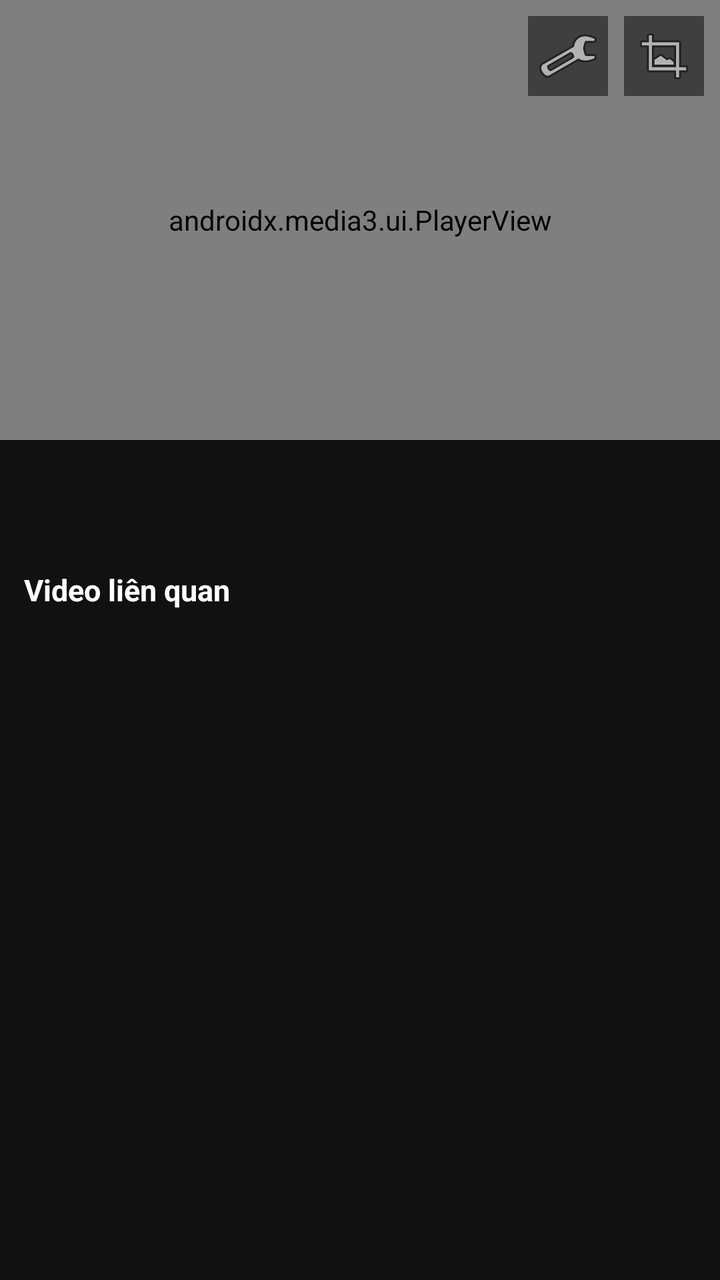
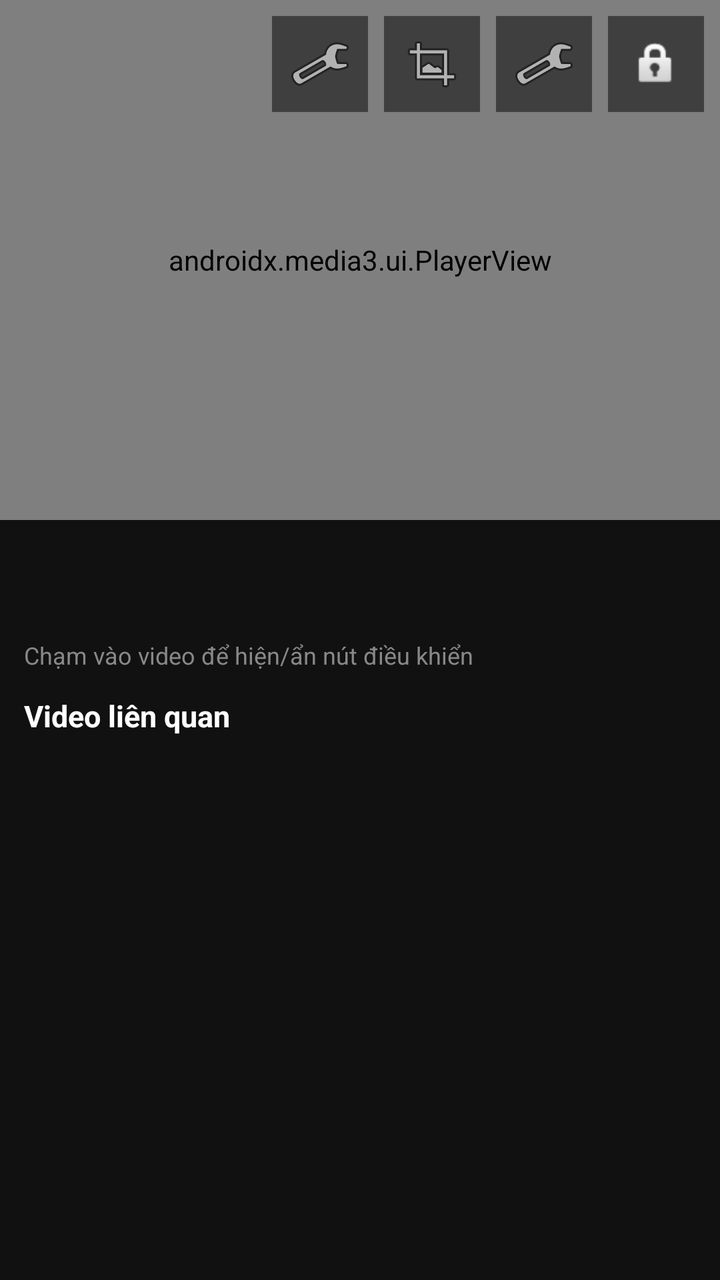

Two renders of the same Android screen: before a commit and after it. Below are the layout's source before the change and the commit's diff.
<!-- AndroidManifest.xml: application theme Theme.YoutubeLite -->
<!-- res/layout/activity_player.xml -->
<?xml version="1.0" encoding="utf-8"?>
<LinearLayout xmlns:android="http://schemas.android.com/apk/res/android"
    xmlns:app="http://schemas.android.com/apk/res-auto"
    android:layout_width="match_parent"
    android:layout_height="match_parent"
    android:orientation="vertical"
    android:background="#111">

    
    <FrameLayout
        android:id="@+id/player_frame"
        android:layout_width="match_parent"
        android:layout_height="wrap_content"
        android:background="#000">

        <androidx.media3.ui.PlayerView
            android:id="@+id/player_view"
            android:layout_width="match_parent"
            android:layout_height="220dp"
            app:show_buffering="when_playing"
            app:show_shuffle_button="false"
            app:surface_type="texture_view"
            app:resize_mode="fit" />

        
        <LinearLayout
            android:id="@+id/player_overlay_btns"
            android:layout_width="wrap_content"
            android:layout_height="wrap_content"
            android:layout_gravity="top|end"
            android:layout_margin="8dp"
            android:orientation="horizontal">

            <ImageButton
                android:id="@+id/quality_btn"
                android:layout_width="40dp"
                android:layout_height="40dp"
                android:background="#80000000"
                android:src="@android:drawable/ic_menu_preferences"
                android:contentDescription="Độ phân giải" />

            <ImageButton
                android:id="@+id/fullscreen_btn"
                android:layout_width="40dp"
                android:layout_height="40dp"
                android:layout_marginLeft="8dp"
                android:background="#80000000"
                android:src="@android:drawable/ic_menu_crop"
                android:contentDescription="Toàn màn hình" />
        </LinearLayout>

    </FrameLayout>

    
    <ScrollView
        android:id="@+id/player_scroll"
        android:layout_width="match_parent"
        android:layout_height="0dp"
        android:layout_weight="1"
        android:fillViewport="true">

        <LinearLayout
            android:layout_width="match_parent"
            android:layout_height="wrap_content"
            android:orientation="vertical"
            android:padding="12dp">

            <TextView
                android:id="@+id/player_title"
                android:layout_width="match_parent"
                android:layout_height="wrap_content"
                android:textColor="#FFF"
                android:textSize="15sp"
                android:textStyle="bold"
                android:maxLines="3"
                android:ellipsize="end" />

            <TextView
                android:id="@+id/player_meta"
                android:layout_width="match_parent"
                android:layout_height="wrap_content"
                android:layout_marginTop="4dp"
                android:textColor="#AAA"
                android:textSize="12sp"
                android:maxLines="2"
                android:ellipsize="end" />

            <TextView
                android:id="@+id/player_related_title"
                android:layout_width="match_parent"
                android:layout_height="wrap_content"
                android:layout_marginTop="12dp"
                android:text="Video liên quan"
                android:textColor="#FFF"
                android:textSize="15sp"
                android:textStyle="bold" />

            <TextView
                android:id="@+id/player_related_state"
                android:layout_width="match_parent"
                android:layout_height="wrap_content"
                android:textColor="#888"
                android:textSize="12sp"
                android:visibility="gone" />

            <LinearLayout
                android:id="@+id/player_related_container"
                android:layout_width="match_parent"
                android:layout_height="wrap_content"
                android:orientation="vertical" />

            <Button
                android:id="@+id/player_related_more_btn"
                android:layout_width="match_parent"
                android:layout_height="wrap_content"
                android:layout_marginTop="4dp"
                android:text="Xem thêm video liên quan"
                android:visibility="gone" />

        </LinearLayout>
    </ScrollView>

</LinearLayout>
<!-- resources referenced by this layout -->
<resources>
  <style name="Theme.YoutubeLite" parent="Theme.AppCompat.DayNight.DarkActionBar">
          <item name="colorPrimary">#CC0000</item>
          <item name="colorPrimaryDark">#990000</item>
          <item name="colorAccent">#CC0000</item>
      </style>
</resources>

<!-- the commit's change to res/layout/activity_player.xml (unified diff, before → after) -->
@@ -16,7 +16,7 @@
         <androidx.media3.ui.PlayerView
             android:id="@+id/player_view"
             android:layout_width="match_parent"
-            android:layout_height="220dp"
+            android:layout_height="260dp"
             app:show_buffering="when_playing"
             app:show_shuffle_button="false"
             app:surface_type="texture_view"
@@ -33,20 +33,40 @@
 
             <ImageButton
                 android:id="@+id/quality_btn"
-                android:layout_width="40dp"
-                android:layout_height="40dp"
+                android:layout_width="48dp"
+                android:layout_height="48dp"
                 android:background="#80000000"
                 android:src="@android:drawable/ic_menu_preferences"
                 android:contentDescription="Độ phân giải" />
 
             <ImageButton
                 android:id="@+id/fullscreen_btn"
-                android:layout_width="40dp"
-                android:layout_height="40dp"
+                android:layout_width="48dp"
+                android:layout_height="48dp"
                 android:layout_marginLeft="8dp"
                 android:background="#80000000"
                 android:src="@android:drawable/ic_menu_crop"
                 android:contentDescription="Toàn màn hình" />
+
+            
+            
+            <ImageButton
+                android:id="@+id/player_settings_btn"
+                android:layout_width="48dp"
+                android:layout_height="48dp"
+                android:layout_marginLeft="8dp"
+                android:background="#80000000"
+                android:src="@android:drawable/ic_menu_manage"
+                android:contentDescription="Cài đặt" />
+
+            <ImageButton
+                android:id="@+id/rotate_lock_btn"
+                android:layout_width="48dp"
+                android:layout_height="48dp"
+                android:layout_marginLeft="8dp"
+                android:background="#80000000"
+                android:src="@android:drawable/ic_lock_idle_lock"
+                android:contentDescription="Khóa xoay" />
         </LinearLayout>
 
     </FrameLayout>
@@ -70,7 +90,7 @@
                 android:layout_width="match_parent"
                 android:layout_height="wrap_content"
                 android:textColor="#FFF"
-                android:textSize="15sp"
+                android:textSize="16sp"
                 android:textStyle="bold"
                 android:maxLines="3"
                 android:ellipsize="end" />
@@ -80,10 +100,42 @@
                 android:layout_width="match_parent"
                 android:layout_height="wrap_content"
                 android:layout_marginTop="4dp"
-                android:textColor="#AAA"
-                android:textSize="12sp"
+                android:textColor="#CCC"
+                android:textSize="13sp"
                 android:maxLines="2"
                 android:ellipsize="end" />
+
+            
+            <TextView
+                android:id="@+id/player_channel_link"
+                android:layout_width="wrap_content"
+                android:layout_height="wrap_content"
+                android:layout_marginTop="4dp"
+                android:padding="6dp"
+                android:text="Xem kênh ›"
+                android:textColor="#4FC3F7"
+                android:textSize="13sp"
+                android:textStyle="bold"
+                android:visibility="gone" />
+
+            
+            <TextView
+                android:id="@+id/player_sleep_info"
+                android:layout_width="match_parent"
+                android:layout_height="wrap_content"
+                android:layout_marginTop="4dp"
+                android:textColor="#FFAB91"
+                android:textSize="12sp"
+                android:visibility="gone" />
+
+            <TextView
+                android:id="@+id/player_hint"
+                android:layout_width="match_parent"
+                android:layout_height="wrap_content"
+                android:layout_marginTop="4dp"
+                android:text="Chạm vào video để hiện/ẩn nút điều khiển"
+                android:textColor="#888"
+                android:textSize="12sp" />
 
             <TextView
                 android:id="@+id/player_related_title"
<!-- resource entries referenced after the edit -->
@@ -1,9 +1,20 @@
 <!-- resources referenced by this layout -->
 <resources>
-  <style name="Theme.YoutubeLite" parent="Theme.AppCompat.DayNight.DarkActionBar">
+  <style name="Theme.YoutubeLite" parent="Theme.AppCompat.NoActionBar">
           <item name="colorPrimary">#CC0000</item>
           <item name="colorPrimaryDark">#990000</item>
           <item name="colorAccent">#CC0000</item>
+          <item name="android:windowBackground">#111111</item>
+          <item name="android:textColorPrimary">#FFFFFF</item>
+          <item name="android:textColorSecondary">#CCCCCC</item>
+          <item name="alertDialogTheme">@style/Theme.YoutubeLite.Dialog</item>
+      </style>
+  <style name="Theme.YoutubeLite.Dialog" parent="Theme.AppCompat.Dialog.Alert">
+          <item name="colorPrimary">#CC0000</item>
+          <item name="colorAccent">#CC0000</item>
+          <item name="android:windowBackground">#222222</item>
+          <item name="android:textColorPrimary">#FFFFFF</item>
+          <item name="android:textColorSecondary">#CCCCCC</item>
       </style>
 </resources>
 
